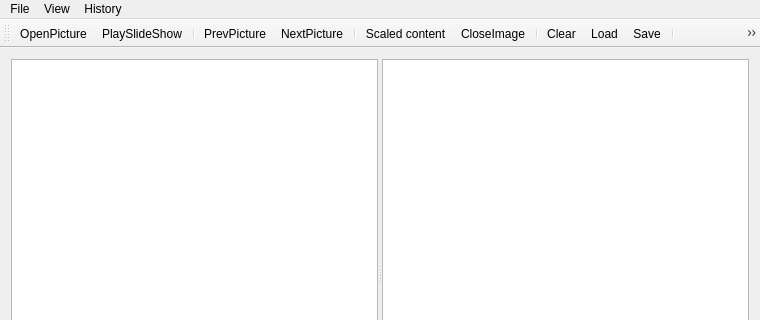
Demetri0/ImageViewer, file mainwindow.ui: the form before one commit; both pictures show x 0 to 760 and y 0 to 320 of the 760 by 548 pixel window.
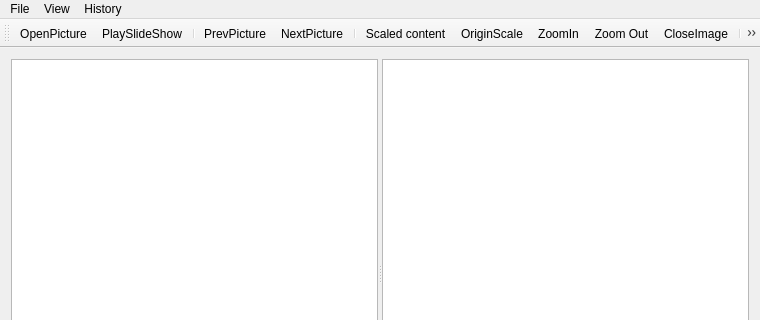
The form after the commit. Icons and pictures are not drawn. Custom widgets are drawn as their Qt base class.

Commit message: Add functional: zoomIn, zoomOut, zoomOriginal;

What changed in the file:
```diff
--- a/mainwindow.ui
+++ b/mainwindow.ui
@@ -206,6 +206,9 @@
    <addaction name="actionNextPicture"/>
    <addaction name="separator"/>
    <addaction name="actionScaled_content"/>
+   <addaction name="actionOriginScale"/>
+   <addaction name="actionZoomIn"/>
+   <addaction name="actionZoomOut"/>
    <addaction name="actionCloseImage"/>
    <addaction name="separator"/>
    <addaction name="actionClear"/>
@@ -372,6 +375,39 @@
     <string>Remove selected</string>
    </property>
   </action>
+  <action name="actionOriginScale">
+   <property name="icon">
+    <iconset theme="zoom-original"/>
+   </property>
+   <property name="text">
+    <string>OriginScale</string>
+   </property>
+   <property name="toolTip">
+    <string>Set origin image size</string>
+   </property>
+  </action>
+  <action name="actionZoomIn">
+   <property name="icon">
+    <iconset theme="zoom-in"/>
+   </property>
+   <property name="text">
+    <string>ZoomIn</string>
+   </property>
+   <property name="toolTip">
+    <string>Zoom in</string>
+   </property>
+  </action>
+  <action name="actionZoomOut">
+   <property name="icon">
+    <iconset theme="zoom-out"/>
+   </property>
+   <property name="text">
+    <string>Zoom Out</string>
+   </property>
+   <property name="toolTip">
+    <string>Zoom out</string>
+   </property>
+  </action>
  </widget>
  <layoutdefault spacing="6" margin="11"/>
  <customwidgets>
```
The commit also changes 4 other files.
